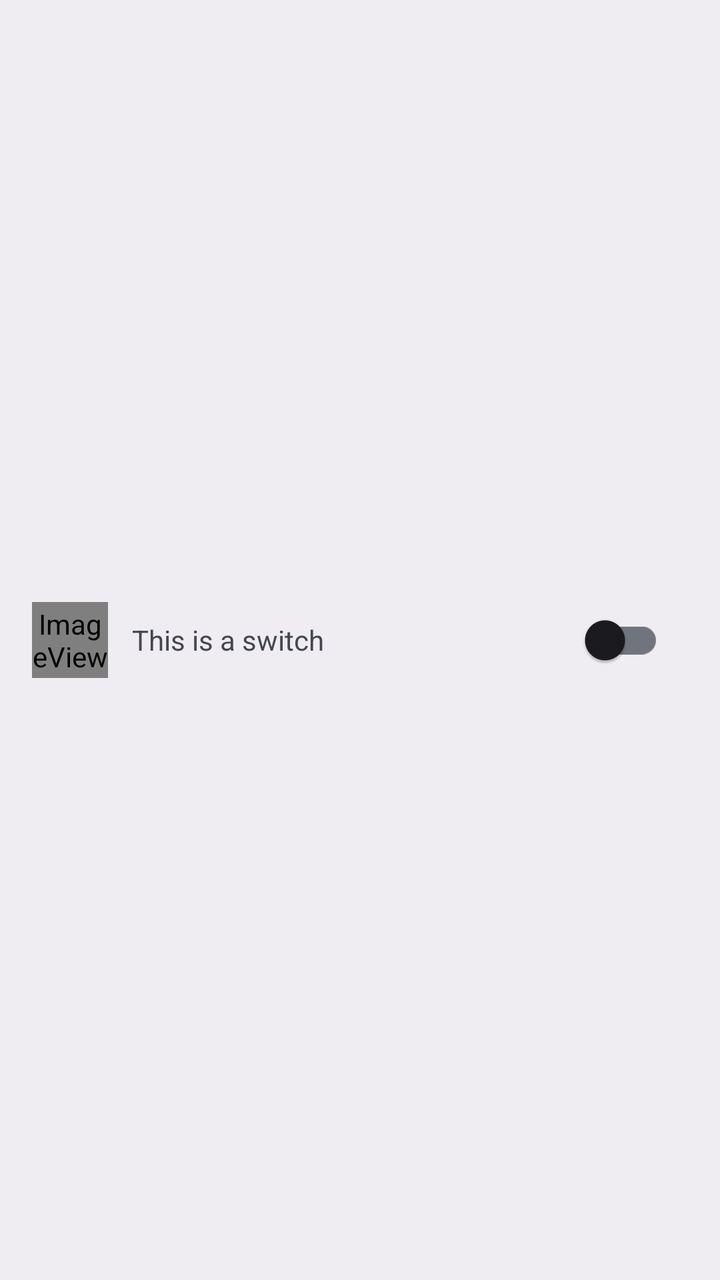
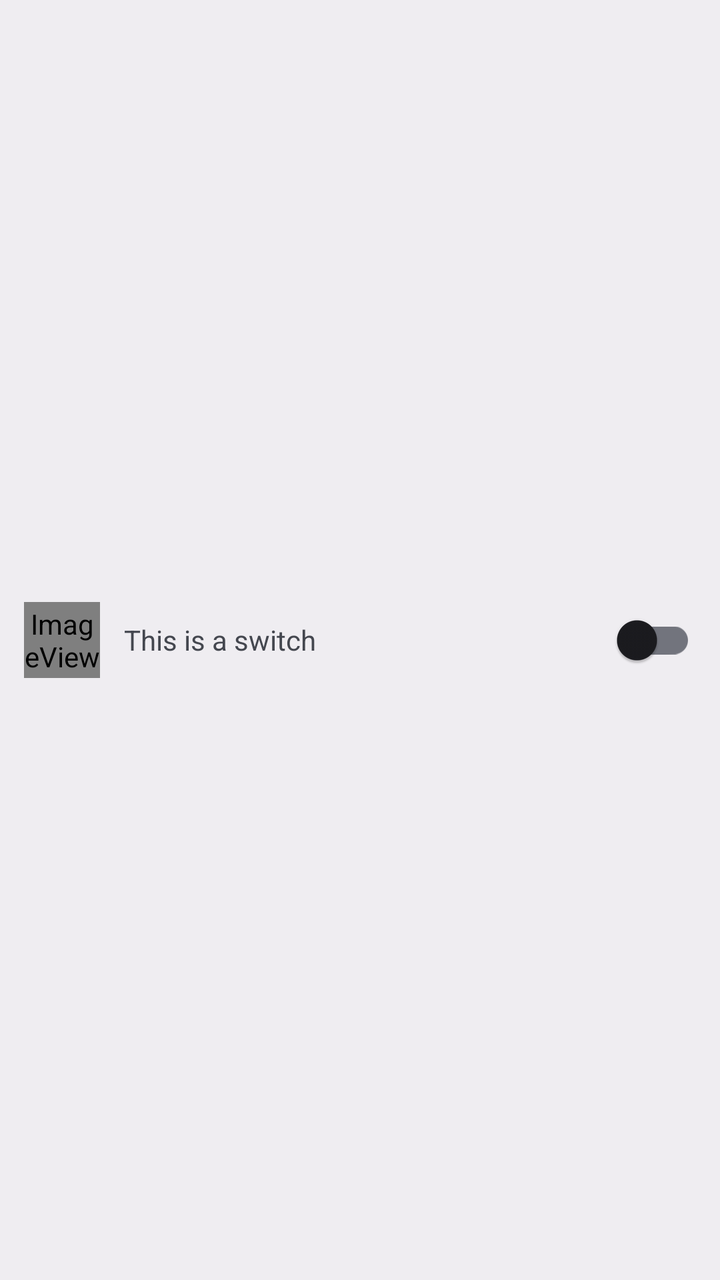

Compare the two renders of this Android layout. The source of the first and the diff that turns it into the second are given below.
<!-- AndroidManifest.xml: application theme Theme.Notifications -->
<!-- res/layout/item_switch.xml -->
<?xml version="1.0" encoding="utf-8"?>
<androidx.constraintlayout.widget.ConstraintLayout xmlns:android="http://schemas.android.com/apk/res/android"
    xmlns:app="http://schemas.android.com/apk/res-auto"
    android:layout_width="match_parent"
    android:layout_height="wrap_content"
    android:layout_marginHorizontal="4dp"
    android:layout_marginBottom="1dp"
    android:minHeight="64dp"
    android:paddingHorizontal="16dp">

    <ImageView
        android:id="@+id/ivIcon"
        android:layout_width="38dp"
        android:layout_height="38dp"
        app:layout_constraintBottom_toBottomOf="parent"
        app:layout_constraintStart_toStartOf="parent"
        app:layout_constraintTop_toTopOf="parent"
        app:srcCompat="@mipmap/ic_launcher" />

    <LinearLayout
        android:id="@+id/llData"
        android:layout_width="0dp"
        android:layout_height="wrap_content"
        android:layout_margin="12dp"
        android:orientation="horizontal"
        app:layout_constraintBottom_toBottomOf="parent"
        app:layout_constraintEnd_toEndOf="parent"
        app:layout_constraintStart_toEndOf="@id/ivIcon"
        app:layout_constraintTop_toTopOf="parent">

        <TextView
            android:id="@+id/tvTitle"
            android:layout_width="wrap_content"
            android:layout_height="wrap_content"
            android:text="This is a switch" />

        <androidx.appcompat.widget.SwitchCompat
            android:id="@+id/switch1"
            android:layout_width="0dp"
            android:layout_height="wrap_content"
            android:layout_weight="1" />
    </LinearLayout>

</androidx.constraintlayout.widget.ConstraintLayout>
<!-- resources referenced by this layout -->
<resources>
  <!-- mipmap ic_launcher (mipmap-anydpi-v26) -->
  <?xml version="1.0" encoding="utf-8"?>
  <adaptive-icon xmlns:android="http://schemas.android.com/apk/res/android">
      <background android:drawable="@color/ic_launcher_background" />
      <foreground android:drawable="@drawable/ic_launcher_foreground" />
  </adaptive-icon>
  <style name="Theme.Notifications" parent="Theme.Material3.DynamicColors.DayNight.NoActionBar">
          
          <item name="android:windowBackground">?attr/colorSurfaceContainer</item>
      </style>
  <color name="ic_launcher_background">#276ABF</color>
  <!-- drawable ic_launcher_foreground (drawable) -->
  <vector xmlns:android="http://schemas.android.com/apk/res/android"
      android:width="108dp"
      android:height="108dp"
      android:tint="#FFFFFF"
      android:viewportWidth="24"
      android:viewportHeight="24">
      <group
          android:scaleX="0.4988"
          android:scaleY="0.4988"
          android:translateX="6.0144"
          android:translateY="6.0144">
          <path
              android:fillAlpha="0.3"
              android:fillColor="@android:color/white"
              android:pathData="M12,6.5c-2.49,0 -4,2.02 -4,4.5v6h8v-6c0,-2.48 -1.51,-4.5 -4,-4.5z"
              android:strokeAlpha="0.3" />
          <path
              android:fillColor="@android:color/white"
              android:pathData="M12,22c1.1,0 2,-0.9 2,-2h-4c0,1.1 0.9,2 2,2zM18,16v-5c0,-3.07 -1.63,-5.64 -4.5,-6.32L13.5,4c0,-0.83 -0.67,-1.5 -1.5,-1.5s-1.5,0.67 -1.5,1.5v0.68C7.64,5.36 6,7.92 6,11v5l-2,2v1h16v-1l-2,-2zM16,17L8,17v-6c0,-2.48 1.51,-4.5 4,-4.5s4,2.02 4,4.5v6z" />
      </group>
  </vector>
</resources>

<!-- the commit's change to res/layout/item_switch.xml (unified diff, before → after) -->
@@ -6,7 +6,7 @@
     android:layout_marginHorizontal="4dp"
     android:layout_marginBottom="1dp"
     android:minHeight="64dp"
-    android:paddingHorizontal="16dp">
+    android:paddingLeft="12dp">
 
     <ImageView
         android:id="@+id/ivIcon"
